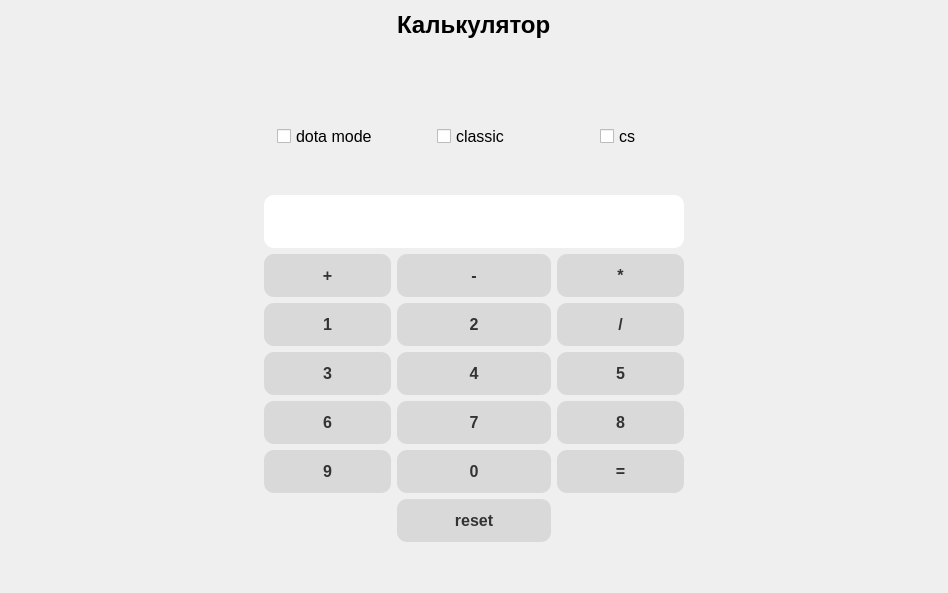
Old version of the form templates/calc.ui in the repository VANT00Z/Game-Helper.
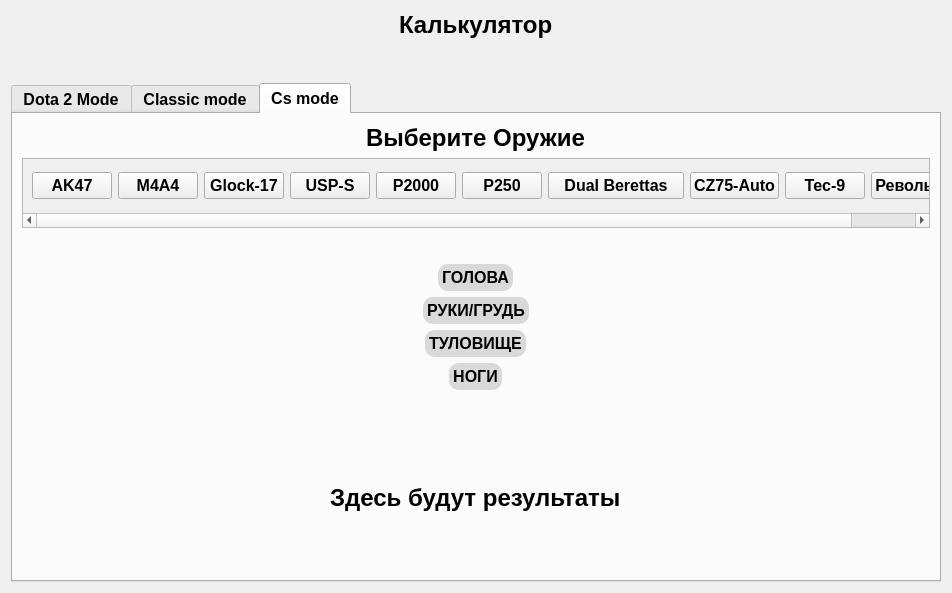
New version of the form. The open tabs and pages were chosen to show the change.

The edit to the form file:
```diff
--- a/templates/calc.ui
+++ b/templates/calc.ui
@@ -6,7 +6,7 @@
    <rect>
     <x>0</x>
     <y>0</y>
-    <width>948</width>
+    <width>952</width>
     <height>593</height>
    </rect>
   </property>
@@ -15,181 +15,21 @@
   </property>
   <layout class="QGridLayout" name="gridLayout_2">
    <item row="0" column="0">
-    <layout class="QGridLayout" name="gridLayout" rowstretch="2,1,0,1,1,1,1,1,1,2,0" columnstretch="2,1,1,1,2">
-     <item row="8" column="3">
-      <widget class="QPushButton" name="equalsButton">
-       <property name="styleSheet">
-        <string notr="true">background-color: rgba(217, 217, 217, 1);
-color: #333;
-text-decoration: none;
-padding: 12px 24px;
-border-radius: 10px;
-font-weight: bold;
-font-size: 16px;
-</string>
-       </property>
-       <property name="text">
-        <string>=</string>
-       </property>
-      </widget>
-     </item>
-     <item row="5" column="2">
-      <widget class="QPushButton" name="twoButton">
-       <property name="styleSheet">
-        <string notr="true">background-color: rgba(217, 217, 217, 1);
-color: #333;
-text-decoration: none;
-padding: 12px 24px;
-border-radius: 10px;
-font-weight: bold;
-font-size: 16px;
-</string>
-       </property>
-       <property name="text">
-        <string>2</string>
-       </property>
-      </widget>
-     </item>
-     <item row="3" column="1" colspan="3">
-      <widget class="QLabel" name="answer">
-       <property name="styleSheet">
-        <string notr="true">font-size: 24px; font-weight: 900; background-color: white; border-radius: 10px;
-</string>
-       </property>
-       <property name="text">
-        <string/>
-       </property>
-      </widget>
-     </item>
-     <item row="1" column="2" alignment="Qt::AlignHCenter">
-      <widget class="QCheckBox" name="classicCheck">
-       <property name="styleSheet">
-        <string notr="true">font-size: 16px; font-weight: 450;</string>
-       </property>
-       <property name="text">
-        <string>classic</string>
-       </property>
-      </widget>
-     </item>
-     <item row="1" column="1" alignment="Qt::AlignHCenter">
-      <widget class="QCheckBox" name="dotaCheck">
-       <property name="styleSheet">
-        <string notr="true">font-size: 16px; font-weight: 450;</string>
-       </property>
-       <property name="text">
-        <string>dota mode</string>
-       </property>
-      </widget>
-     </item>
-     <item row="1" column="3" alignment="Qt::AlignHCenter">
-      <widget class="QCheckBox" name="csCheck">
-       <property name="styleSheet">
-        <string notr="true">font-size: 16px; font-weight: 450;</string>
-       </property>
-       <property name="text">
-        <string>cs</string>
-       </property>
-      </widget>
-     </item>
-     <item row="8" column="1">
-      <widget class="QPushButton" name="nineButton">
-       <property name="styleSheet">
-        <string notr="true">background-color: rgba(217, 217, 217, 1);
-color: #333;
-text-decoration: none;
-padding: 12px 24px;
-border-radius: 10px;
-font-weight: bold;
-font-size: 16px;
-</string>
-       </property>
-       <property name="text">
-        <string>9</string>
-       </property>
-      </widget>
-     </item>
-     <item row="5" column="1">
-      <widget class="QPushButton" name="oneButton">
-       <property name="styleSheet">
-        <string notr="true">background-color: rgba(217, 217, 217, 1);
-color: #333;
-text-decoration: none;
-padding: 12px 24px;
-border-radius: 10px;
-font-weight: bold;
-font-size: 16px;
-</string>
-       </property>
-       <property name="text">
-        <string>1</string>
-       </property>
-      </widget>
-     </item>
-     <item row="6" column="1">
-      <widget class="QPushButton" name="threeButton">
-       <property name="styleSheet">
-        <string notr="true">background-color: rgba(217, 217, 217, 1);
-color: #333;
-text-decoration: none;
-padding: 12px 24px;
-border-radius: 10px;
-font-weight: bold;
-font-size: 16px;
-</string>
-       </property>
-       <property name="text">
-        <string>3</string>
-       </property>
-      </widget>
-     </item>
-     <item row="8" column="2">
-      <widget class="QPushButton" name="zeroButton">
-       <property name="styleSheet">
-        <string notr="true">background-color: rgba(217, 217, 217, 1);
-color: #333;
-text-decoration: none;
-padding: 12px 24px;
-border-radius: 10px;
-font-weight: bold;
-font-size: 16px;
-</string>
-       </property>
-       <property name="text">
-        <string>0</string>
-       </property>
-      </widget>
-     </item>
-     <item row="5" column="4">
-      <spacer name="horizontalSpacer_2">
+    <layout class="QGridLayout" name="gridLayout" rowstretch="1,1,15" columnstretch="0">
+     <item row="1" column="0">
+      <spacer name="verticalSpacer_2">
        <property name="orientation">
-        <enum>Qt::Horizontal</enum>
+        <enum>Qt::Vertical</enum>
        </property>
        <property name="sizeHint" stdset="0">
         <size>
-         <width>40</width>
-         <height>20</height>
+         <width>20</width>
+         <height>40</height>
         </size>
        </property>
       </spacer>
      </item>
-     <item row="7" column="3">
-      <widget class="QPushButton" name="eightButton">
-       <property name="styleSheet">
-        <string notr="true">background-color: rgba(217, 217, 217, 1);
-color: #333;
-text-decoration: none;
-padding: 12px 24px;
-border-radius: 10px;
-font-weight: bold;
-font-size: 16px;
-</string>
-       </property>
-       <property name="text">
-        <string>8</string>
-       </property>
-      </widget>
-     </item>
-     <item row="0" column="2" alignment="Qt::AlignHCenter|Qt::AlignTop">
+     <item row="0" column="0" alignment="Qt::AlignHCenter|Qt::AlignTop">
       <widget class="QLabel" name="titleLabel">
        <property name="styleSheet">
         <string notr="true">font-size: 24px; font-weight: 900;</string>
@@ -199,195 +39,654 @@
        </property>
       </widget>
      </item>
-     <item row="7" column="2">
-      <widget class="QPushButton" name="sevenButton">
-       <property name="styleSheet">
-        <string notr="true">background-color: rgba(217, 217, 217, 1);
-color: #333;
-text-decoration: none;
-padding: 12px 24px;
-border-radius: 10px;
-font-weight: bold;
-font-size: 16px;
-</string>
+     <item row="2" column="0">
+      <widget class="QTabWidget" name="tabWidget">
+       <property name="cursor">
+        <cursorShape>PointingHandCursor</cursorShape>
        </property>
-       <property name="text">
-        <string>7</string>
-       </property>
-      </widget>
-     </item>
-     <item row="10" column="2">
-      <spacer name="verticalSpacer_2">
-       <property name="orientation">
-        <enum>Qt::Vertical</enum>
-       </property>
-       <property name="sizeHint" stdset="0">
-        <size>
-         <width>20</width>
-         <height>40</height>
-        </size>
-       </property>
-      </spacer>
-     </item>
-     <item row="2" column="2">
-      <spacer name="verticalSpacer">
-       <property name="orientation">
-        <enum>Qt::Vertical</enum>
-       </property>
-       <property name="sizeHint" stdset="0">
-        <size>
-         <width>20</width>
-         <height>40</height>
-        </size>
-       </property>
-      </spacer>
-     </item>
-     <item row="6" column="0">
-      <spacer name="horizontalSpacer">
-       <property name="orientation">
-        <enum>Qt::Horizontal</enum>
-       </property>
-       <property name="sizeHint" stdset="0">
-        <size>
-         <width>40</width>
-         <height>20</height>
-        </size>
-       </property>
-      </spacer>
-     </item>
-     <item row="7" column="1">
-      <widget class="QPushButton" name="sixButton">
        <property name="styleSheet">
-        <string notr="true">background-color: rgba(217, 217, 217, 1);
-color: #333;
-text-decoration: none;
-padding: 12px 24px;
-border-radius: 10px;
-font-weight: bold;
-font-size: 16px;
-</string>
+        <string notr="true">font-weight: 900; font-size: 16px;</string>
        </property>
-       <property name="text">
-        <string>6</string>
+       <property name="currentIndex">
+        <number>0</number>
        </property>
-      </widget>
-     </item>
-     <item row="4" column="1">
-      <widget class="QPushButton" name="plusButton">
-       <property name="styleSheet">
-        <string notr="true">background-color: rgba(217, 217, 217, 1);
-color: #333;
-text-decoration: none;
-padding: 12px 24px;
-border-radius: 10px;
-font-weight: bold;
-font-size: 16px;</string>
-       </property>
-       <property name="text">
-        <string>+</string>
-       </property>
-      </widget>
-     </item>
-     <item row="4" column="2">
-      <widget class="QPushButton" name="minusButton">
-       <property name="styleSheet">
-        <string notr="true">background-color: rgba(217, 217, 217, 1);
-color: #333;
-text-decoration: none;
-padding: 12px 24px;
-border-radius: 10px;
-font-weight: bold;
-font-size: 16px;
-</string>
-       </property>
-       <property name="text">
-        <string>-</string>
-       </property>
-      </widget>
-     </item>
-     <item row="6" column="2">
-      <widget class="QPushButton" name="fourButton">
-       <property name="styleSheet">
-        <string notr="true">background-color: rgba(217, 217, 217, 1);
-color: #333;
-text-decoration: none;
-padding: 12px 24px;
-border-radius: 10px;
-font-weight: bold;
-font-size: 16px;
-</string>
-       </property>
-       <property name="text">
-        <string>4</string>
-       </property>
-      </widget>
-     </item>
-     <item row="4" column="3">
-      <widget class="QPushButton" name="multiplyButton">
-       <property name="styleSheet">
-        <string notr="true">background-color: rgba(217, 217, 217, 1);
-color: #333;
-text-decoration: none;
-padding: 12px 24px;
-border-radius: 10px;
-font-weight: bold;
-font-size: 16px;
-</string>
-       </property>
-       <property name="text">
-        <string>*</string>
-       </property>
-      </widget>
-     </item>
-     <item row="5" column="3">
-      <widget class="QPushButton" name="divideButton">
-       <property name="styleSheet">
-        <string notr="true">background-color: rgba(217, 217, 217, 1);
-color: #333;
-text-decoration: none;
-padding: 12px 24px;
-border-radius: 10px;
-font-weight: bold;
-font-size: 16px;
-</string>
-       </property>
-       <property name="text">
-        <string>/</string>
-       </property>
-      </widget>
-     </item>
-     <item row="6" column="3">
-      <widget class="QPushButton" name="fiveButton">
-       <property name="styleSheet">
-        <string notr="true">background-color: rgba(217, 217, 217, 1);
-color: #333;
-text-decoration: none;
-padding: 12px 24px;
-border-radius: 10px;
-font-weight: bold;
-font-size: 16px;
-</string>
-       </property>
-       <property name="text">
-        <string>5</string>
-       </property>
-      </widget>
-     </item>
-     <item row="9" column="2">
-      <widget class="QPushButton" name="resetButton">
-       <property name="styleSheet">
-        <string notr="true">background-color: rgba(217, 217, 217, 1);
-color: #333;
-text-decoration: none;
-padding: 12px 24px;
-border-radius: 10px;
-font-weight: bold;
-font-size: 16px;
-</string>
-       </property>
-       <property name="text">
-        <string>reset</string>
-       </property>
+       <widget class="QWidget" name="dotaTab">
+        <attribute name="title">
+         <string>Dota 2 Mode</string>
+        </attribute>
+        <layout class="QGridLayout" name="gridLayout_8">
+         <item row="0" column="0">
+          <layout class="QGridLayout" name="gridLayout_7" rowstretch="1,1,1,1,3,1,5,5,1">
+           <item row="6" column="1" colspan="4">
+            <spacer name="verticalSpacer_9">
+             <property name="orientation">
+              <enum>Qt::Vertical</enum>
+             </property>
+             <property name="sizeHint" stdset="0">
+              <size>
+               <width>20</width>
+               <height>40</height>
+              </size>
+             </property>
+            </spacer>
+           </item>
+           <item row="5" column="4">
+            <widget class="QPushButton" name="resultButton">
+             <property name="styleSheet">
+              <string notr="true">background-color: rgba(217, 217, 217, 1); font-size: 16px; padding: 4px; 
+border-radius: 10px; font-weight: 900; </string>
+             </property>
+             <property name="text">
+              <string>Результат</string>
+             </property>
+            </widget>
+           </item>
+           <item row="4" column="1" colspan="4">
+            <spacer name="verticalSpacer_8">
+             <property name="orientation">
+              <enum>Qt::Vertical</enum>
+             </property>
+             <property name="sizeHint" stdset="0">
+              <size>
+               <width>20</width>
+               <height>40</height>
+              </size>
+             </property>
+            </spacer>
+           </item>
+           <item row="3" column="5">
+            <spacer name="horizontalSpacer_6">
+             <property name="orientation">
+              <enum>Qt::Horizontal</enum>
+             </property>
+             <property name="sizeHint" stdset="0">
+              <size>
+               <width>40</width>
+               <height>20</height>
+              </size>
+             </property>
+            </spacer>
+           </item>
+           <item row="5" column="1" colspan="3">
+            <widget class="QLineEdit" name="numsLine">
+             <property name="styleSheet">
+              <string notr="true">border-radius: 10px; border: solid; border-width: 2px;</string>
+             </property>
+            </widget>
+           </item>
+           <item row="0" column="1" colspan="4">
+            <spacer name="verticalSpacer">
+             <property name="orientation">
+              <enum>Qt::Vertical</enum>
+             </property>
+             <property name="sizeHint" stdset="0">
+              <size>
+               <width>20</width>
+               <height>40</height>
+              </size>
+             </property>
+            </spacer>
+           </item>
+           <item row="2" column="1" colspan="4">
+            <spacer name="verticalSpacer_7">
+             <property name="orientation">
+              <enum>Qt::Vertical</enum>
+             </property>
+             <property name="sizeHint" stdset="0">
+              <size>
+               <width>20</width>
+               <height>40</height>
+              </size>
+             </property>
+            </spacer>
+           </item>
+           <item row="3" column="2">
+            <widget class="QCheckBox" name="strengthCheck">
+             <property name="text">
+              <string>Сила</string>
+             </property>
+            </widget>
+           </item>
+           <item row="3" column="3">
+            <widget class="QCheckBox" name="dexterityCheck">
+             <property name="text">
+              <string>Ловкость</string>
+             </property>
+            </widget>
+           </item>
+           <item row="3" column="4">
+            <widget class="QCheckBox" name="intelligenceCheck">
+             <property name="text">
+              <string>Интелект</string>
+             </property>
+            </widget>
+           </item>
+           <item row="7" column="1" colspan="4">
+            <widget class="QLabel" name="resultLabel_2">
+             <property name="styleSheet">
+              <string notr="true">font-size: 24px; font-weight: 900;</string>
+             </property>
+             <property name="text">
+              <string/>
+             </property>
+            </widget>
+           </item>
+           <item row="1" column="2" colspan="2" alignment="Qt::AlignHCenter">
+            <widget class="QLabel" name="label_3">
+             <property name="styleSheet">
+              <string notr="true">font-size: 24px; font-weight: 900;</string>
+             </property>
+             <property name="text">
+              <string>Выберите атрибут</string>
+             </property>
+            </widget>
+           </item>
+           <item row="3" column="0">
+            <spacer name="horizontalSpacer_5">
+             <property name="orientation">
+              <enum>Qt::Horizontal</enum>
+             </property>
+             <property name="sizeHint" stdset="0">
+              <size>
+               <width>40</width>
+               <height>20</height>
+              </size>
+             </property>
+            </spacer>
+           </item>
+           <item row="8" column="1" colspan="4">
+            <spacer name="verticalSpacer_10">
+             <property name="orientation">
+              <enum>Qt::Vertical</enum>
+             </property>
+             <property name="sizeHint" stdset="0">
+              <size>
+               <width>20</width>
+               <height>40</height>
+              </size>
+             </property>
+            </spacer>
+           </item>
+          </layout>
+         </item>
+        </layout>
+       </widget>
+       <widget class="QWidget" name="classicTab">
+        <property name="cursor">
+         <cursorShape>PointingHandCursor</cursorShape>
+        </property>
+        <attribute name="title">
+         <string>Classic mode</string>
+        </attribute>
+        <layout class="QGridLayout" name="gridLayout_6">
+         <item row="0" column="0">
+          <layout class="QGridLayout" name="gridLayout_5" rowstretch="1,2,7,7,7,7,7,7,1" columnstretch="1,1,1,1,1">
+           <item row="1" column="1" colspan="3">
+            <widget class="QLabel" name="answer">
+             <property name="styleSheet">
+              <string notr="true">font-size: 24px; font-weight: 900; border-radius: 10px; background-color: white;
+border: solid; border-width: 2px;</string>
+             </property>
+             <property name="text">
+              <string/>
+             </property>
+            </widget>
+           </item>
+           <item row="4" column="3">
+            <widget class="QPushButton" name="fiveButton">
+             <property name="styleSheet">
+              <string notr="true">background-color: rgba(217, 217, 217, 1); font-size: 16px; padding: 4px; 
+border-radius: 10px; font-weight: 900; </string>
+             </property>
+             <property name="text">
+              <string>5</string>
+             </property>
+            </widget>
+           </item>
+           <item row="5" column="2">
+            <widget class="QPushButton" name="sevenButton">
+             <property name="styleSheet">
+              <string notr="true">background-color: rgba(217, 217, 217, 1); font-size: 16px; padding: 4px; 
+border-radius: 10px; font-weight: 900; </string>
+             </property>
+             <property name="text">
+              <string>7</string>
+             </property>
+            </widget>
+           </item>
+           <item row="0" column="1" colspan="3">
+            <spacer name="verticalSpacer_3">
+             <property name="orientation">
+              <enum>Qt::Vertical</enum>
+             </property>
+             <property name="sizeHint" stdset="0">
+              <size>
+               <width>20</width>
+               <height>40</height>
+              </size>
+             </property>
+            </spacer>
+           </item>
+           <item row="8" column="1" colspan="3">
+            <spacer name="verticalSpacer_4">
+             <property name="orientation">
+              <enum>Qt::Vertical</enum>
+             </property>
+             <property name="sizeHint" stdset="0">
+              <size>
+               <width>20</width>
+               <height>40</height>
+              </size>
+             </property>
+            </spacer>
+           </item>
+           <item row="6" column="3">
+            <widget class="QPushButton" name="equalsButton">
+             <property name="styleSheet">
+              <string notr="true">background-color: rgba(217, 217, 217, 1); font-size: 16px; padding: 4px; 
+border-radius: 10px; font-weight: 900; </string>
+             </property>
+             <property name="text">
+              <string>=</string>
+             </property>
+            </widget>
+           </item>
+           <item row="4" column="0">
+            <spacer name="horizontalSpacer">
+             <property name="orientation">
+              <enum>Qt::Horizontal</enum>
+             </property>
+             <property name="sizeHint" stdset="0">
+              <size>
+               <width>40</width>
+               <height>20</height>
+              </size>
+             </property>
+            </spacer>
+           </item>
+           <item row="4" column="1">
+            <widget class="QPushButton" name="threeButton">
+             <property name="styleSheet">
+              <string notr="true">background-color: rgba(217, 217, 217, 1); font-size: 16px; padding: 4px; 
+border-radius: 10px; font-weight: 900; </string>
+             </property>
+             <property name="text">
+              <string>3</string>
+             </property>
+            </widget>
+           </item>
+           <item row="6" column="1">
+            <widget class="QPushButton" name="nineButton">
+             <property name="styleSheet">
+              <string notr="true">background-color: rgba(217, 217, 217, 1); font-size: 16px; padding: 4px; 
+border-radius: 10px; font-weight: 900; </string>
+             </property>
+             <property name="text">
+              <string>9</string>
+             </property>
+            </widget>
+           </item>
+           <item row="7" column="2">
+            <widget class="QPushButton" name="resetButton">
+             <property name="styleSheet">
+              <string notr="true">background-color: rgba(217, 217, 217, 1); font-size: 16px; padding: 4px; 
+border-radius: 10px; font-weight: 900; </string>
+             </property>
+             <property name="text">
+              <string>reset</string>
+             </property>
+            </widget>
+           </item>
+           <item row="5" column="1">
+            <widget class="QPushButton" name="sixButton">
+             <property name="styleSheet">
+              <string notr="true">background-color: rgba(217, 217, 217, 1); font-size: 16px; padding: 4px; 
+border-radius: 10px; font-weight: 900; </string>
+             </property>
+             <property name="text">
+              <string>6</string>
+             </property>
+            </widget>
+           </item>
+           <item row="4" column="2">
+            <widget class="QPushButton" name="fourButton">
+             <property name="styleSheet">
+              <string notr="true">background-color: rgba(217, 217, 217, 1); font-size: 16px; padding: 4px; 
+border-radius: 10px; font-weight: 900; </string>
+             </property>
+             <property name="text">
+              <string>4</string>
+             </property>
+            </widget>
+           </item>
+           <item row="3" column="2">
+            <widget class="QPushButton" name="oneButton">
+             <property name="styleSheet">
+              <string notr="true">background-color: rgba(217, 217, 217, 1); font-size: 16px; padding: 4px; 
+border-radius: 10px; font-weight: 900; </string>
+             </property>
+             <property name="text">
+              <string>1</string>
+             </property>
+            </widget>
+           </item>
+           <item row="6" column="2">
+            <widget class="QPushButton" name="zeroButton">
+             <property name="styleSheet">
+              <string notr="true">background-color: rgba(217, 217, 217, 1); font-size: 16px; padding: 4px; 
+border-radius: 10px; font-weight: 900; </string>
+             </property>
+             <property name="text">
+              <string>0</string>
+             </property>
+            </widget>
+           </item>
+           <item row="5" column="3">
+            <widget class="QPushButton" name="eightButton">
+             <property name="styleSheet">
+              <string notr="true">background-color: rgba(217, 217, 217, 1); font-size: 16px; padding: 4px; 
+border-radius: 10px; font-weight: 900; </string>
+             </property>
+             <property name="text">
+              <string>8</string>
+             </property>
+            </widget>
+           </item>
+           <item row="2" column="1">
+            <widget class="QPushButton" name="plusButton">
+             <property name="styleSheet">
+              <string notr="true">background-color: rgba(217, 217, 217, 1); font-size: 16px; padding: 4px; 
+border-radius: 10px; font-weight: 900; </string>
+             </property>
+             <property name="text">
+              <string>+</string>
+             </property>
+            </widget>
+           </item>
+           <item row="3" column="3">
+            <widget class="QPushButton" name="twoButton">
+             <property name="styleSheet">
+              <string notr="true">background-color: rgba(217, 217, 217, 1); font-size: 16px; padding: 4px; 
+border-radius: 10px; font-weight: 900; </string>
+             </property>
+             <property name="text">
+              <string>2</string>
+             </property>
+            </widget>
+           </item>
+           <item row="2" column="2">
+            <widget class="QPushButton" name="minusButton">
+             <property name="styleSheet">
+              <string notr="true">background-color: rgba(217, 217, 217, 1); font-size: 16px; padding: 4px; 
+border-radius: 10px; font-weight: 900; </string>
+             </property>
+             <property name="text">
+              <string>-</string>
+             </property>
+            </widget>
+           </item>
+           <item row="2" column="3">
+            <widget class="QPushButton" name="divideButton">
+             <property name="styleSheet">
+              <string notr="true">background-color: rgba(217, 217, 217, 1); font-size: 16px; padding: 4px; 
+border-radius: 10px; font-weight: 900; </string>
+             </property>
+             <property name="text">
+              <string>*</string>
+             </property>
+            </widget>
+           </item>
+           <item row="3" column="1">
+            <widget class="QPushButton" name="multiplyButton">
+             <property name="styleSheet">
+              <string notr="true">background-color: rgba(217, 217, 217, 1); font-size: 16px; padding: 4px; 
+border-radius: 10px; font-weight: 900; </string>
+             </property>
+             <property name="text">
+              <string>/</string>
+             </property>
+            </widget>
+           </item>
+           <item row="5" column="4">
+            <spacer name="horizontalSpacer_2">
+             <property name="orientation">
+              <enum>Qt::Horizontal</enum>
+             </property>
+             <property name="sizeHint" stdset="0">
+              <size>
+               <width>40</width>
+               <height>20</height>
+              </size>
+             </property>
+            </spacer>
+           </item>
+          </layout>
+         </item>
+        </layout>
+       </widget>
+       <widget class="QWidget" name="csTab">
+        <attribute name="title">
+         <string>Cs mode</string>
+        </attribute>
+        <layout class="QGridLayout" name="gridLayout_4">
+         <item row="0" column="0">
+          <layout class="QGridLayout" name="gridLayout_3" rowstretch="1,2,1,5,5,5,5,1,5">
+           <item row="3" column="0" alignment="Qt::AlignHCenter">
+            <widget class="QPushButton" name="headButton">
+             <property name="styleSheet">
+              <string notr="true">background-color: rgba(217, 217, 217, 1); font-size: 16px; padding: 4px; 
+border-radius: 10px; font-weight: 900; </string>
+             </property>
+             <property name="text">
+              <string>ГОЛОВА</string>
+             </property>
+            </widget>
+           </item>
+           <item row="0" column="0" alignment="Qt::AlignHCenter">
+            <widget class="QLabel" name="label">
+             <property name="styleSheet">
+              <string notr="true">font-size: 24px; font-weight: 900; </string>
+             </property>
+             <property name="text">
+              <string>Выберите Оружие</string>
+             </property>
+            </widget>
+           </item>
+           <item row="4" column="0" alignment="Qt::AlignHCenter">
+            <widget class="QPushButton" name="handsButton">
+             <property name="styleSheet">
+              <string notr="true">background-color: rgba(217, 217, 217, 1); font-size: 16px; padding: 4px; 
+border-radius: 10px; font-weight: 900; </string>
+             </property>
+             <property name="text">
+              <string>РУКИ/ГРУДЬ</string>
+             </property>
+            </widget>
+           </item>
+           <item row="2" column="0">
+            <spacer name="verticalSpacer_5">
+             <property name="orientation">
+              <enum>Qt::Vertical</enum>
+             </property>
+             <property name="sizeHint" stdset="0">
+              <size>
+               <width>20</width>
+               <height>40</height>
+              </size>
+             </property>
+            </spacer>
+           </item>
+           <item row="7" column="0">
+            <spacer name="verticalSpacer_6">
+             <property name="orientation">
+              <enum>Qt::Vertical</enum>
+             </property>
+             <property name="sizeHint" stdset="0">
+              <size>
+               <width>20</width>
+               <height>40</height>
+              </size>
+             </property>
+            </spacer>
+           </item>
+           <item row="5" column="0" alignment="Qt::AlignHCenter">
+            <widget class="QPushButton" name="torsoButton">
+             <property name="styleSheet">
+              <string notr="true">background-color: rgba(217, 217, 217, 1); font-size: 16px; padding: 4px; 
+border-radius: 10px; font-weight: 900; </string>
+             </property>
+             <property name="text">
+              <string>ТУЛОВИЩЕ</string>
+             </property>
+            </widget>
+           </item>
+           <item row="6" column="0" alignment="Qt::AlignHCenter">
+            <widget class="QPushButton" name="legsButton">
+             <property name="styleSheet">
+              <string notr="true">background-color: rgba(217, 217, 217, 1); font-size: 16px; padding: 4px; 
+border-radius: 10px; font-weight: 900; </string>
+             </property>
+             <property name="text">
+              <string>НОГИ</string>
+             </property>
+            </widget>
+           </item>
+           <item row="8" column="0" alignment="Qt::AlignHCenter">
+            <widget class="QLabel" name="resultLabel">
+             <property name="styleSheet">
+              <string notr="true">font-size: 24px; padding: 4px; font-weight: 900; </string>
+             </property>
+             <property name="text">
+              <string>Здесь будут результаты</string>
+             </property>
+            </widget>
+           </item>
+           <item row="1" column="0">
+            <widget class="QScrollArea" name="scrollArea">
+             <property name="widgetResizable">
+              <bool>true</bool>
+             </property>
+             <widget class="QWidget" name="scrollAreaWidgetContents">
+              <property name="geometry">
+               <rect>
+                <x>0</x>
+                <y>0</y>
+                <width>980</width>
+                <height>52</height>
+               </rect>
+              </property>
+              <layout class="QGridLayout" name="gridLayout_10">
+               <item row="0" column="0">
+                <layout class="QGridLayout" name="gridLayout_9">
+                 <item row="0" column="1">
+                  <widget class="QPushButton" name="akButton">
+                   <property name="text">
+                    <string>AK47</string>
+                   </property>
+                  </widget>
+                 </item>
+                 <item row="0" column="10">
+                  <spacer name="horizontalSpacer_4">
+                   <property name="orientation">
+                    <enum>Qt::Horizontal</enum>
+                   </property>
+                   <property name="sizeHint" stdset="0">
+                    <size>
+                     <width>40</width>
+                     <height>20</height>
+                    </size>
+                   </property>
+                  </spacer>
+                 </item>
+                 <item row="0" column="2">
+                  <widget class="QPushButton" name="m4a4Button">
+                   <property name="text">
+                    <string>M4A4</string>
+                   </property>
+                  </widget>
+                 </item>
+                 <item row="0" column="3">
+                  <widget class="QPushButton" name="pushButton_7">
+                   <property name="text">
+                    <string>Glock-17</string>
+                   </property>
+                  </widget>
+                 </item>
+                 <item row="0" column="5">
+                  <widget class="QPushButton" name="pushButton_9">
+                   <property name="text">
+                    <string>P2000</string>
+                   </property>
+                  </widget>
+                 </item>
+                 <item row="0" column="4">
+                  <widget class="QPushButton" name="pushButton_8">
+                   <property name="text">
+                    <string>USP-S</string>
+                   </property>
+                  </widget>
+                 </item>
+                 <item row="0" column="6">
+                  <widget class="QPushButton" name="pushButton_10">
+                   <property name="text">
+                    <string>P250</string>
+                   </property>
+                  </widget>
+                 </item>
+                 <item row="0" column="7">
+                  <widget class="QPushButton" name="pushButton_11">
+                   <property name="styleSheet">
+                    <string notr="true">padding: 3px 15px;</string>
+                   </property>
+                   <property name="text">
+                    <string>Dual Berettas</string>
+                   </property>
+                  </widget>
+                 </item>
+                 <item row="0" column="8">
+                  <widget class="QPushButton" name="pushButton_12">
+                   <property name="text">
+                    <string>CZ75-Auto</string>
+                   </property>
+                  </widget>
+                 </item>
+                 <item row="0" column="9">
+                  <widget class="QPushButton" name="pushButton_13">
+                   <property name="text">
+                    <string>Tec-9</string>
+                   </property>
+                  </widget>
+                 </item>
+                 <item row="0" column="0">
+                  <spacer name="horizontalSpacer_3">
+                   <property name="orientation">
+                    <enum>Qt::Horizontal</enum>
+                   </property>
+                   <property name="sizeHint" stdset="0">
+                    <size>
+                     <width>40</width>
+                     <height>20</height>
+                    </size>
+                   </property>
+                  </spacer>
+                 </item>
+                 <item row="0" column="11">
+                  <widget class="QPushButton" name="pushButton_14">
+                   <property name="text">
+                    <string>Револьвер R8</string>
+                   </property>
+                  </widget>
+                 </item>
+                </layout>
+               </item>
+              </layout>
+             </widget>
+            </widget>
+           </item>
+          </layout>
+         </item>
+        </layout>
+       </widget>
       </widget>
      </item>
     </layout>
```
